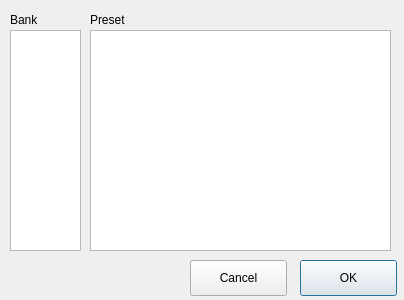
This is qmidiplayer-desktop/qmppresetselect.ui in chirs241097/QMidiPlayer as Qt 5 draws it before an edit. The edited form follows.
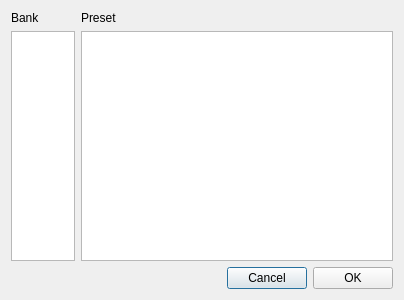
This is the edited form.

```diff
--- a/qmidiplayer-desktop/qmppresetselect.ui
+++ b/qmidiplayer-desktop/qmppresetselect.ui
@@ -28,78 +28,99 @@
   <property name="modal">
    <bool>true</bool>
   </property>
-  <widget class="QListWidget" name="lwBankSelect">
-   <property name="geometry">
-    <rect>
-     <x>10</x>
-     <y>30</y>
-     <width>71</width>
-     <height>221</height>
-    </rect>
-   </property>
-  </widget>
-  <widget class="QListWidget" name="lwPresetSelect">
-   <property name="geometry">
-    <rect>
-     <x>90</x>
-     <y>30</y>
-     <width>301</width>
-     <height>221</height>
-    </rect>
-   </property>
-  </widget>
+  <layout class="QVBoxLayout" name="verticalLayout_3">
+   <item>
+    <layout class="QHBoxLayout" name="horizontalLayout_2">
+     <item>
+      <layout class="QVBoxLayout" name="verticalLayout">
+       <item>
   <widget class="QLabel" name="lbBnk">
-   <property name="geometry">
-    <rect>
-     <x>10</x>
-     <y>10</y>
-     <width>66</width>
-     <height>20</height>
-    </rect>
-   </property>
    <property name="text">
     <string>Bank</string>
    </property>
   </widget>
+       </item>
+       <item>
+        <widget class="QListWidget" name="lwBankSelect">
+         <property name="sizePolicy">
+          <sizepolicy hsizetype="Preferred" vsizetype="Expanding">
+           <horstretch>0</horstretch>
+           <verstretch>0</verstretch>
+          </sizepolicy>
+         </property>
+         <property name="maximumSize">
+          <size>
+           <width>64</width>
+           <height>16777215</height>
+          </size>
+         </property>
+        </widget>
+       </item>
+      </layout>
+     </item>
+     <item>
+      <layout class="QVBoxLayout" name="verticalLayout_2">
+       <item>
   <widget class="QLabel" name="lbPst">
-   <property name="geometry">
-    <rect>
-     <x>90</x>
-     <y>10</y>
-     <width>66</width>
-     <height>20</height>
-    </rect>
-   </property>
    <property name="text">
     <string>Preset</string>
    </property>
   </widget>
-  <widget class="QPushButton" name="pbOk">
-   <property name="geometry">
-    <rect>
-     <x>300</x>
-     <y>260</y>
-     <width>97</width>
-     <height>36</height>
-    </rect>
-   </property>
-   <property name="text">
-    <string>OK</string>
-   </property>
-  </widget>
+       </item>
+       <item>
+        <widget class="QListWidget" name="lwPresetSelect"/>
+       </item>
+      </layout>
+     </item>
+    </layout>
+   </item>
+   <item>
+    <layout class="QHBoxLayout" name="horizontalLayout">
+     <item>
+      <spacer name="horizontalSpacer">
+       <property name="orientation">
+        <enum>Qt::Horizontal</enum>
+       </property>
+       <property name="sizeHint" stdset="0">
+        <size>
+         <width>40</width>
+         <height>20</height>
+        </size>
+       </property>
+      </spacer>
+     </item>
+     <item>
   <widget class="QPushButton" name="pbCancel">
-   <property name="geometry">
-    <rect>
-     <x>190</x>
-     <y>260</y>
-     <width>97</width>
-     <height>36</height>
-    </rect>
+       <property name="sizePolicy">
+        <sizepolicy hsizetype="Preferred" vsizetype="Fixed">
+         <horstretch>0</horstretch>
+         <verstretch>0</verstretch>
+        </sizepolicy>
    </property>
    <property name="text">
     <string>Cancel</string>
    </property>
   </widget>
+     </item>
+     <item>
+      <widget class="QPushButton" name="pbOk">
+       <property name="sizePolicy">
+        <sizepolicy hsizetype="Preferred" vsizetype="Fixed">
+         <horstretch>0</horstretch>
+         <verstretch>0</verstretch>
+        </sizepolicy>
+       </property>
+       <property name="text">
+        <string>OK</string>
+       </property>
+      </widget>
+     </item>
+    </layout>
+   </item>
+  </layout>
+  <zorder>horizontalLayoutWidget</zorder>
+  <zorder>horizontalLayoutWidget_2</zorder>
+  <zorder>verticalLayoutWidget</zorder>
  </widget>
  <resources/>
  <connections/>
```
Lines whose indentation alone changed are shown as unchanged.
